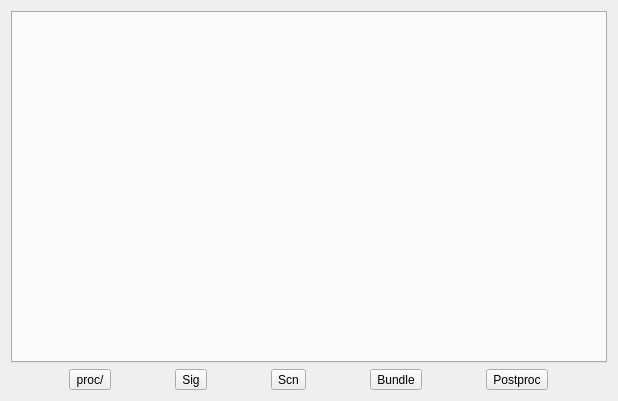
Old version of the form procexplorer.ui in the repository vivainio/Cardinal.
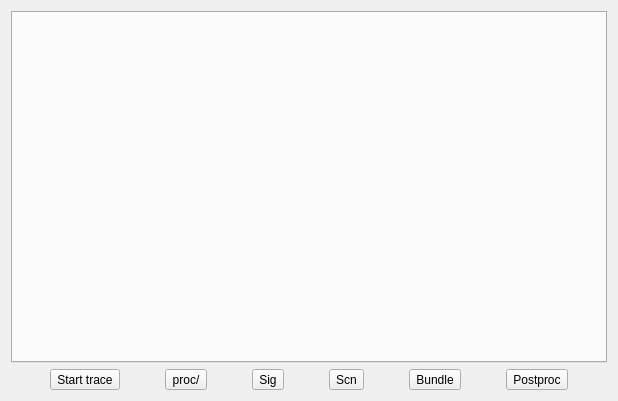
New version of the form.

Commit message: trace toggling in ui

```diff
--- a/procexplorer.ui
+++ b/procexplorer.ui
@@ -23,6 +23,13 @@
    </item>
    <item>
     <layout class="QHBoxLayout" name="horizontalLayout">
+     <item>
+      <widget class="QToolButton" name="bStartStop">
+       <property name="text">
+        <string>Start trace</string>
+       </property>
+      </widget>
+     </item>
      <item>
       <widget class="QToolButton" name="bProc">
        <property name="text">
```
The commit also changes 7 other files.
